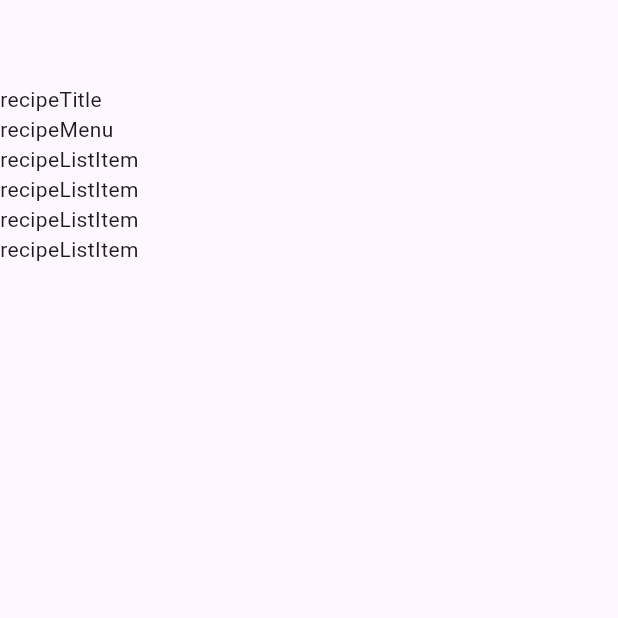
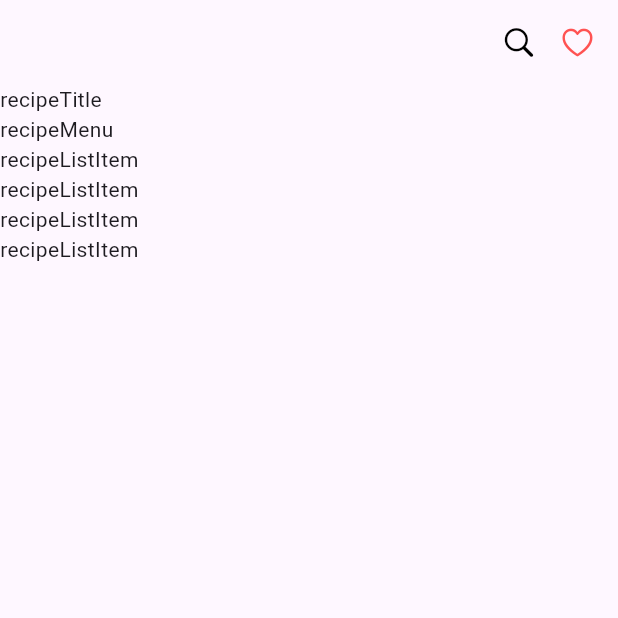
Before and after one commit to ds-k/flutter_recipe_app, a Flutter app: the screen it shows after launch, on a phone screen of 412 x 824 dp, the top half of it. Run offline on Flutter 3.47's test engine with Material 3 defaults, Android fonts, the phone set to English and light mode, and no system bars.

Commit message:
add: appBar 위젯에 아이콘 추가

```diff
--- a/lib/recipe_page.dart
+++ b/lib/recipe_page.dart
@@ -1,3 +1,4 @@
+import 'package:flutter/cupertino.dart';
 import 'package:flutter/material.dart';
 import 'package:flutter_recipe_app/recipe/recipe_list_item.dart';
 import 'package:flutter_recipe_app/recipe/recipe_menu.dart';
@@ -9,7 +10,24 @@ class RecipePage extends StatelessWidget {
   @override
   Widget build(BuildContext context) {
     return Scaffold(
-      appBar: AppBar(),
+      appBar: AppBar(
+        actions: [
+          Icon(
+            CupertinoIcons.search,
+            color: Colors.black,
+          ),
+          SizedBox(
+            width: 15,
+          ),
+          Icon(
+            CupertinoIcons.heart,
+            color: Colors.redAccent,
+          ),
+          SizedBox(
+            width: 15,
+          )
+        ],
+      ),
       body: Column(
         crossAxisAlignment: CrossAxisAlignment.start,
         children: [
```
